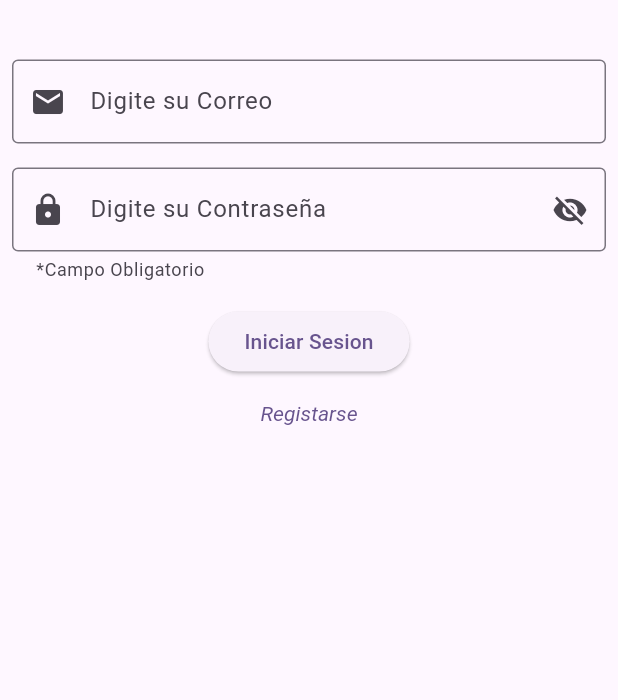
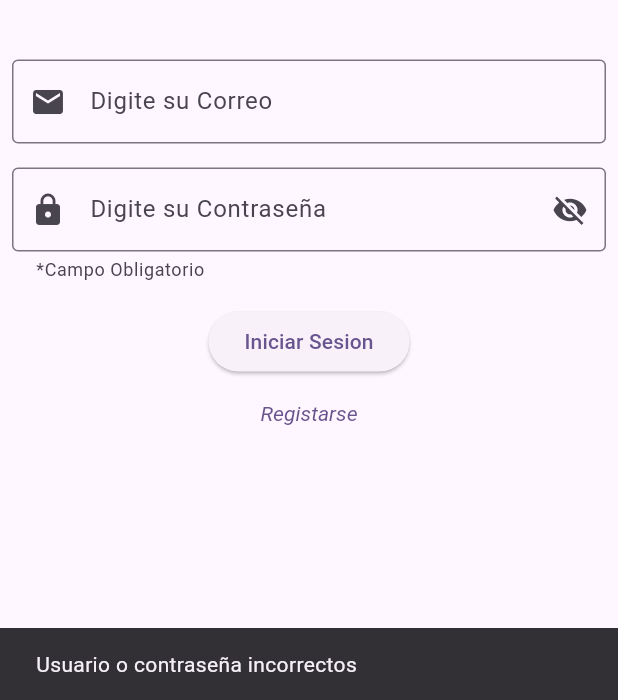
Before and after one commit to JorgeMountain/movies, a Flutter app: the screen it shows after launch, after a tap on "Iniciar Sesion", on a phone screen of 412 x 824 dp, the part 536-1236 px from its top. Run offline on Flutter 3.47's test engine with Material 3 defaults, Android fonts, the phone set to English and light mode, and no system bars; our stand-ins replace shared_preferences.

Commit message:
Se agrego funcionalidad al boton de login y se almacena los datos de registro

```diff
--- a/lib/models/user.dart
+++ b/lib/models/user.dart
@@ -11,6 +11,8 @@ class User{
   var _isFantacyFavorite;
   var _bornDate;
   var _city;
+
+  User.Empty();
 
   Map<String, dynamic> toJson() =>{
     "name": _name,
--- a/lib/pages/login_page.dart
+++ b/lib/pages/login_page.dart
@@ -1,5 +1,10 @@
+import 'dart:convert';
+
 import 'package:flutter/material.dart';
+import 'package:movies/pages/home_page.dart';
 import 'package:movies/pages/register_page.dart';
+import 'package:shared_preferences/shared_preferences.dart';
+import '../models/user.dart';
 
 class LoginPage extends StatefulWidget {
   const LoginPage({super.key});
@@ -7,10 +12,41 @@ class LoginPage extends StatefulWidget {
   @override
   State<LoginPage> createState() => _LoginPageState();
 }
+
+class _LoginPageState extends State<LoginPage> {
   final _email = TextEditingController();
   final _password = TextEditingController();
-bool _passwordVisible = false; // Para controlar la visibilidad de la contraseña
-class _LoginPageState extends State<LoginPage> {
+  bool _passwordVisible =
+      false; // Para controlar la visibilidad de la contraseña
+
+  User user = User.Empty();
+
+  _getUsers() async {
+    SharedPreferences prefs = await SharedPreferences.getInstance();
+    Map<String, dynamic> userMap = jsonDecode(prefs.getString("user")!);
+    user = User.fromJson(userMap);
+    print(user.email);
+    print(user.password);
+  }
+
+  void _onLoginButtonClicked() {
+    if (_email.text == user.email && _password.text == user.password) {
+      Navigator.pushReplacement(
+          context, MaterialPageRoute(builder: (context) => const HomePage()));
+    } else {
+      ScaffoldMessenger.of(context).showSnackBar(const SnackBar(
+        content: Text("Usuario o contraseña incorrectos"),
+        duration: Duration(seconds: 2),
+      ));
+    }
+  }
+
+  @override
+  void initState() {
+    _getUsers();
+    super.initState();
+  }
+
   @override
   Widget build(BuildContext context) {
     return Scaffold(
@@ -85,22 +121,22 @@ class _LoginPageState extends State<LoginPage> {
                   height: 16.0,
                 ),
                 ElevatedButton(
-                      onPressed: (){},
+                    onPressed: () {
+                      _onLoginButtonClicked();
+                    },
                     child: const Text("Iniciar Sesion")),
                 TextButton(
                     style: TextButton.styleFrom(
                       textStyle: const TextStyle(
-                          fontSize: 14,
-                          fontStyle: FontStyle.italic
+                          fontSize: 14, fontStyle: FontStyle.italic),
                     ),
-                      ),
-                      onPressed: (){
+                    onPressed: () {
                       Navigator.push(
                           context,
-                            MaterialPageRoute(builder: (context)=> const RegisterPage()));
+                          MaterialPageRoute(
+                              builder: (context) => const RegisterPage()));
                     },
-                      child: Text("Registarse")
-                  ),
+                    child: Text("Registarse")),
               ],
             ),
           ),
--- a/lib/pages/register_page.dart
+++ b/lib/pages/register_page.dart
@@ -68,7 +68,7 @@ class _RegisterPageState extends State<RegisterPage> {
   void _registerUser(User user) async{
     SharedPreferences prefs = await SharedPreferences.getInstance();
     prefs.setString("user", jsonEncode(user));
-    Navigator.pushReplacement(context, MaterialPageRoute(builder: (context)=> const LoginPage()));
+    Navigator.pop(context);
   }
   void _onRegisterButtonClicked(){
     String genere = _genre == Genre.male ? 'Masculino' : 'Femenino';
@@ -83,7 +83,7 @@ class _RegisterPageState extends State<RegisterPage> {
       _isTerrorFavorite,
       _isRomanceFavorite,
       _isFantacyFavorite,
-      _data,
+      _data.toString(),
       _city.text
     );
     _registerUser(user);
--- a/pubspec.yaml
+++ b/pubspec.yaml
@@ -28,7 +28,7 @@ environment:
 # the latest version available on pub.dev. To see which dependencies have newer
 # versions available, run `flutter pub outdated`.
 dependencies:
-  shared_preferences: ^2.0.15
+  shared_preferences: ^2.3.2
   intl: ^0.19.0
 
   flutter:
```
Lines whose indentation alone changed are shown as unchanged.
